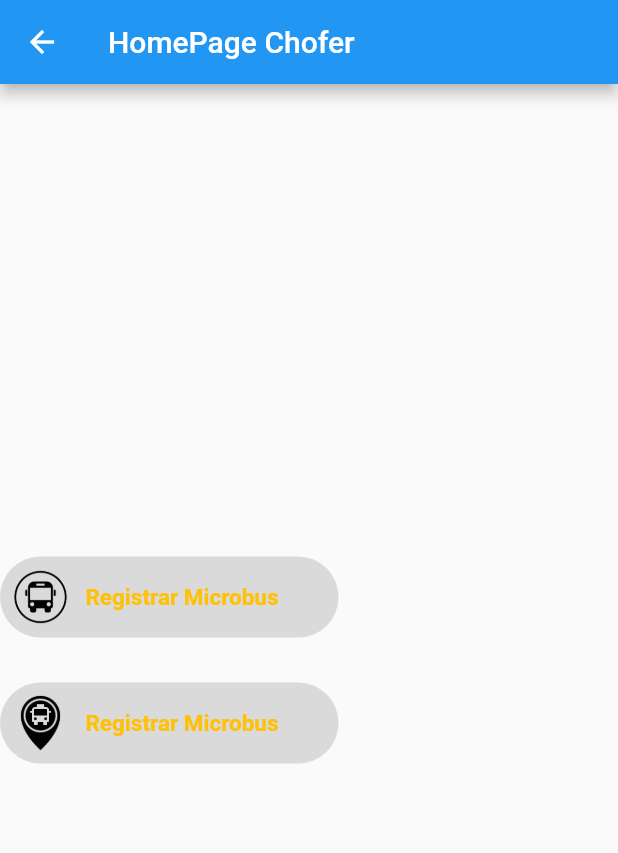
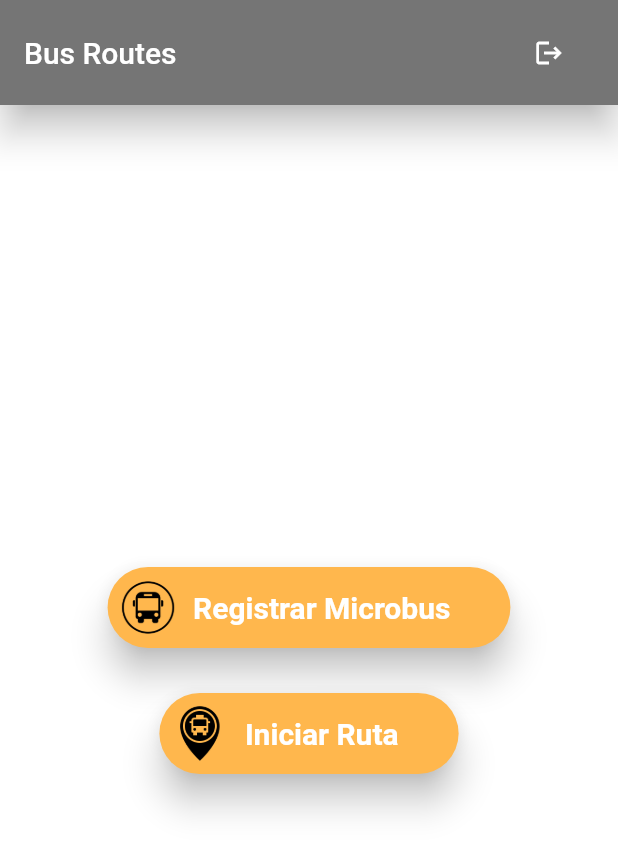
Before and after one commit to Nicole-Hf/ProyectoSwFlutter, a Flutter app: the HomeChoferPage screen opened by its route, on a phone screen of 412 x 824 dp. Shown: the top 853 px of the screen. Run offline on Flutter 3.47's test engine with Material 2 defaults, Android fonts, the phone set to English and light mode, and no system bars.

Commit message:
home_page_chofer

```diff
--- a/lib/pages/chofer_page.dart
+++ b/lib/pages/chofer_page.dart
@@ -13,35 +13,44 @@ class _HomeChoferPageState extends State<HomeChoferPage> {
   Widget build(BuildContext context) {
     return Scaffold(
       appBar: AppBar(
-        title: const Text('HomePage Chofer'),
+        automaticallyImplyLeading: false,
+        backgroundColor: Colors.grey.shade600,
+        elevation: 10,
+        toolbarHeight: 70,
+        title: const Text('Bus Routes'),
+        actions: [
+          Container(
+            height: 40,
+            width: 40,
+            alignment: Alignment.center,
+            /*decoration: BoxDecoration(
+              // ignore: prefer_const_literals_to_create_immutables
+              boxShadow: [
+                const BoxShadow(blurRadius: 7, spreadRadius: 3, color: Colors.grey)
+              ],
+              shape: BoxShape.circle,
+              color: Colors.grey.shade600
+            ),*/
+            child: const Icon(Icons.logout, size: 20),
+          ),
+          const SizedBox(width: 26)
+        ],
       ),
+      backgroundColor: Colors.white,
       body: Stack(
+        fit: StackFit.expand,
         children: <Widget>[
-          Column(
-            children: const <Widget>[
-              SizedBox(height: 70.0,),
-              SizedBox(
-                height: 0.0,
-                child: Text(
-                  "Bienvenido",
-                  style: TextStyle(
-                    color: Colors.black,
-                    fontSize: 28.0,
-                    fontWeight: FontWeight.bold
-                  )
-                )
-              )
-            ],
-          ),
           Column(
             mainAxisAlignment: MainAxisAlignment.center,
             children: <Widget>[
               // ignore: deprecated_member_use
               RaisedButton(
-                elevation: 0.0,
+                elevation: 10.0,
                 shape: RoundedRectangleBorder(borderRadius: BorderRadius.circular(30.0)),
                 padding: const EdgeInsets.only(top: 7.0, bottom: 7.0, right: 40.0, left: 7.0),
-                onPressed: () {},
+                onPressed: () {
+
+                },
                 child: Row(
                   mainAxisSize: MainAxisSize.min,
                   children: <Widget>[
@@ -50,22 +59,25 @@ class _HomeChoferPageState extends State<HomeChoferPage> {
                       padding: EdgeInsets.only(left: 10.0),
                       child: Text(
                         'Registrar Microbus',
-                        style: TextStyle(fontSize: 15, fontWeight: FontWeight.bold),
+                        style: TextStyle(fontSize: 20, fontWeight: FontWeight.bold),
                       ),
                     )
                   ],
                 ),
-                textColor: const Color(0xFFFFC107),
-                color: const Color(0xFFDADADA),
+                textColor: Colors.white,
+                color: Colors.orange.shade300,
+
               ),
               Padding(
                 padding: const EdgeInsets.only(left: 0.0, right: 0.0, top: 30.0, bottom: 0.0),
                 // ignore: deprecated_member_use
                 child: RaisedButton(
-                  elevation: 0.0,
+                  elevation: 10.0,
                   shape: RoundedRectangleBorder(borderRadius: BorderRadius.circular(30.0)),
                   padding: const EdgeInsets.only(top: 7.0, bottom: 7.0, right: 40.0, left: 7.0),
-                  onPressed: () {},
+                  onPressed: () {
+
+                  },
                   child: Row(
                     mainAxisSize: MainAxisSize.min,
                     children: <Widget>[
@@ -73,14 +85,14 @@ class _HomeChoferPageState extends State<HomeChoferPage> {
                       const Padding(
                         padding: EdgeInsets.only(left: 10.0),
                         child: Text(
-                          'Registrar Microbus',
-                          style: TextStyle(fontSize: 15, fontWeight: FontWeight.bold),
+                          'Iniciar Ruta',
+                          style: TextStyle(fontSize: 20, fontWeight: FontWeight.bold),
                         ),
                       )
                     ],
                   ),
-                  textColor: const Color(0xFFFFC107),
-                  color: const Color(0xFFDADADA),
+                  textColor: Colors.white,
+                color: Colors.orange.shade300,
                 ),
               )
             ],
```
